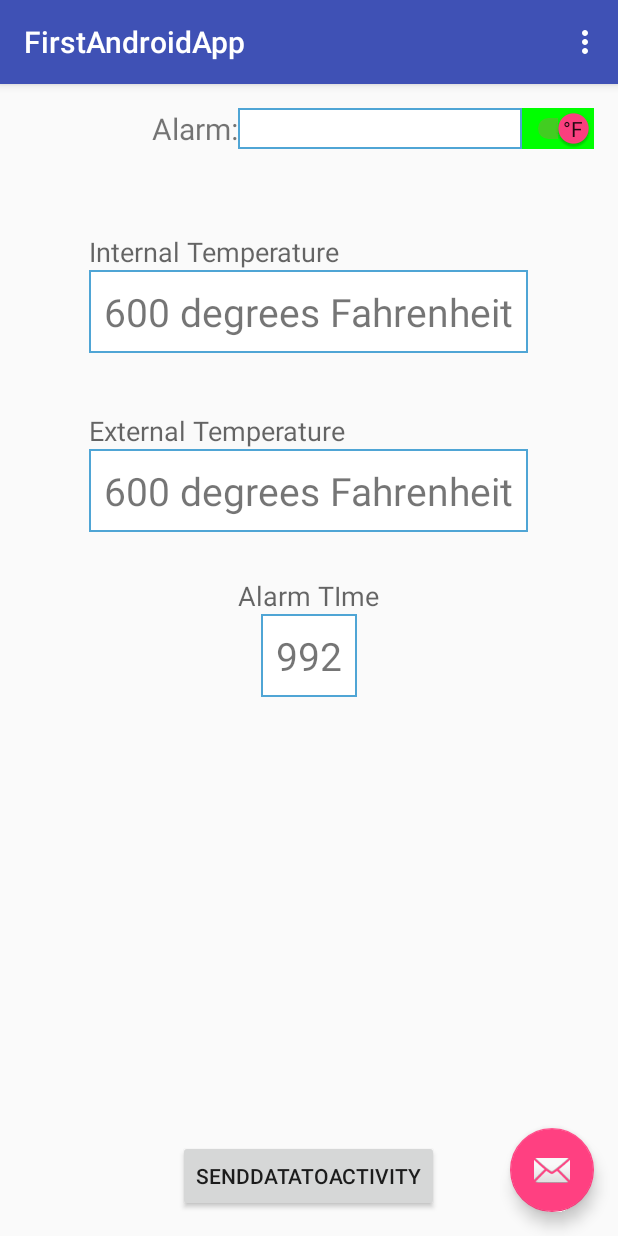
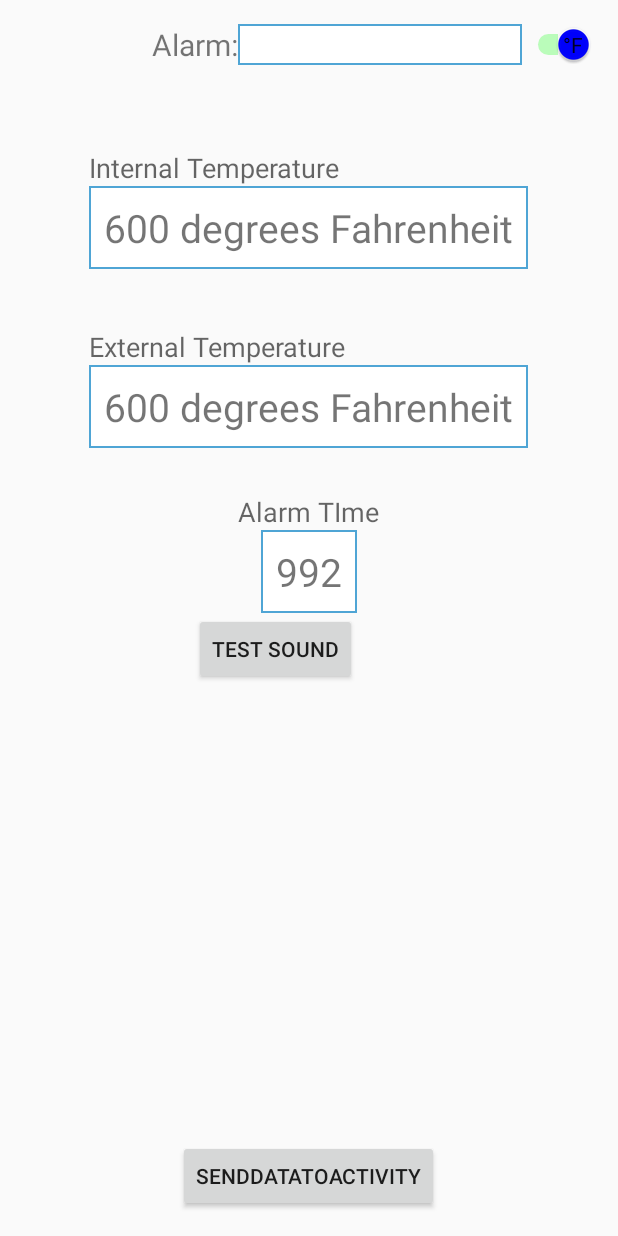
Before and after one commit to ajt2437/Texas-Hell-BBQ, an Android app: the screen it shows after launch (FirstActivity), on a phone screen of 412 x 824 dp. Run offline under Robolectric (Android 15) with nearby library versions, the phone set to English and light mode, and no system bars.

Commit message:
added sound manager and xml

```diff
--- a/FirstAndroidApp/app/src/main/java/com/practiceapp1/nathan/firstandroidapp/FirstActivity.java
+++ b/FirstAndroidApp/app/src/main/java/com/practiceapp1/nathan/firstandroidapp/FirstActivity.java
@@ -1,8 +1,10 @@
 package com.practiceapp1.nathan.firstandroidapp;
 
+import android.content.DialogInterface;
 import android.content.Intent;
 import android.content.SharedPreferences;
 import android.database.Cursor;
+import android.media.MediaPlayer;
 import android.media.Ringtone;
 import android.media.RingtoneManager;
 import android.net.Uri;
@@ -24,7 +26,6 @@ import android.widget.Spinner;
 import android.widget.Switch;
 import android.widget.TextView;
 import android.widget.Toast;
-
 import java.util.ArrayList;
 
 public class FirstActivity extends AppCompatActivity{
@@ -35,27 +36,31 @@ public class FirstActivity extends AppCompatActivity{
     private ArrayAdapter<String> mAdapter;
     private ArrayList<String> uriList = new ArrayList<String>();
     private ArrayList<String> list = new ArrayList<String>();
-    private Button swapActivity;
     private int listposition;
     private Handler mHandler;
     private int timerValue = 1000;
     private static TextView messaging;
+    private Button sound;
+    private Ringtone r;
+    private MediaPlayer testing;
+    private Uri notification;
 
     @Override
     protected void onCreate(Bundle savedInstanceState) {
         super.onCreate(savedInstanceState);
-        setContentView(R.layout.activity_first);
+        setContentView(R.layout.content_first);
         RingtoneManager manager = new RingtoneManager(this);
-        manager.setType(RingtoneManager.TYPE_NOTIFICATION);
+        manager.setType(RingtoneManager.TYPE_ALARM);
         Cursor cursor = manager.getCursor();
 
 
         while (cursor.moveToNext()) {
             String notificationTitle = cursor.getString(RingtoneManager.TITLE_COLUMN_INDEX);
-            String notificationUri = cursor.getString(RingtoneManager.URI_COLUMN_INDEX);
 
             list.add(notificationTitle);
-            uriList.add(notificationUri);
+            String id = cursor.getString(RingtoneManager.ID_COLUMN_INDEX);
+            String uri = cursor.getString(RingtoneManager.URI_COLUMN_INDEX);
+            uriList.add(uri + "/" + id);
         }
         mAdapter = new ArrayAdapter<>(this, R.layout.spinner_dropdown, list);
         mAdapter.setDropDownViewResource(R.layout.spinner_dropdown);
@@ -64,10 +69,14 @@ public class FirstActivity extends AppCompatActivity{
         spinner.setOnItemSelectedListener(new AdapterView.OnItemSelectedListener() {
             @Override
             public void onItemSelected(AdapterView<?> parentView, View selectedItemView, int position, long id) {
-               /* Ringtone r = RingtoneManager.getRingtone(getApplicationContext(), Uri.parse(uriList.get(position)));
-                r.play();
-                Toast.makeText(getApplicationContext(), uriList.get(position), Toast.LENGTH_LONG).show(); */
                 listposition = position;
+                notification = Uri.parse(uriList.get(position));
+                if(testing.isPlaying()){
+                    testing.stop();
+                }
+                testing = MediaPlayer.create(getApplicationContext(), notification);
+                testing.setLooping(true);
+
             }
 
             @Override
@@ -76,6 +85,29 @@ public class FirstActivity extends AppCompatActivity{
             }
 
         });
+
+        notification = RingtoneManager.getDefaultUri(RingtoneManager.TYPE_NOTIFICATION);
+        r = RingtoneManager.getRingtone(getApplicationContext(), notification);
+        testing = MediaPlayer.create(getApplicationContext(), notification);
+        testing.setLooping(true);
+
+
+
+        sound = (Button) findViewById(R.id.soundButton);
+        sound.setOnClickListener(new View.OnClickListener() {
+            @Override
+            public void onClick(View v){
+               if(testing.isPlaying()){
+                   testing.pause();
+                   testing.seekTo(0);
+               }
+                else{
+                   testing.start();
+               }
+
+            }
+        });
+
 
         mySwitch = (Switch) findViewById(R.id.mySwitch);
         mySwitch.setChecked(true);
@@ -97,16 +129,7 @@ public class FirstActivity extends AppCompatActivity{
         }
 
 
-        Toolbar toolbar = (Toolbar) findViewById(R.id.toolbar);
-        setSupportActionBar(toolbar);
-    FloatingActionButton fab = (FloatingActionButton) findViewById(R.id.fab);
-        fab.setOnClickListener(new View.OnClickListener() {
-            @Override
-            public void onClick(View view) {
-                Snackbar.make(view, "Replace with your own action", Snackbar.LENGTH_LONG)
-                        .setAction("Action", null).show();
-            }
-        });
+
         mHandler = new Handler();
         messaging = (TextView) findViewById (R.id.textView2);
     }
--- a/FirstAndroidApp/app/src/main/res/layout/activity_first.xml
+++ /dev/null
@@ -1,34 +0,0 @@
-<?xml version="1.0" encoding="utf-8"?>
-<android.support.design.widget.CoordinatorLayout xmlns:android="http://schemas.android.com/apk/res/android"
-    xmlns:app="http://schemas.android.com/apk/res-auto"
-    xmlns:tools="http://schemas.android.com/tools"
-    android:layout_width="match_parent"
-    android:layout_height="match_parent"
-    android:fitsSystemWindows="true"
-    tools:context="com.practiceapp1.nathan.firstandroidapp.FirstActivity">
-
-    <android.support.design.widget.AppBarLayout
-        android:layout_width="match_parent"
-        android:layout_height="wrap_content"
-        android:theme="@style/AppTheme.AppBarOverlay">
-
-        <android.support.v7.widget.Toolbar
-            android:id="@+id/toolbar"
-            android:layout_width="match_parent"
-            android:layout_height="?attr/actionBarSize"
-            android:background="?attr/colorPrimary"
-            app:popupTheme="@style/AppTheme.PopupOverlay" />
-
-    </android.support.design.widget.AppBarLayout>
-
-    <include layout="@layout/content_first" />
-
-    <android.support.design.widget.FloatingActionButton
-        android:id="@+id/fab"
-        android:layout_width="wrap_content"
-        android:layout_height="wrap_content"
-        android:layout_gravity="bottom|end"
-        android:layout_margin="@dimen/fab_margin"
-        android:src="@android:drawable/ic_dialog_email" />
-
-</android.support.design.widget.CoordinatorLayout>
--- a/FirstAndroidApp/app/src/main/res/layout/content_first.xml
+++ b/FirstAndroidApp/app/src/main/res/layout/content_first.xml
@@ -23,8 +23,9 @@
         android:layout_alignParentRight="true"
         android:layout_alignParentEnd="true"
         android:showText="true"
-        android:splitTrack="true"
-        android:background="@drawable/btn_toggle" />
+        android:thumbTint="@color/blue"
+        android:trackTint="@color/green"
+        android:splitTrack="true"/>
 
     <TextView
         android:layout_width="wrap_content"
@@ -127,4 +128,13 @@
         android:layout_above="@+id/textView4"
         android:textSize="20sp" />
 
+    <Button
+        android:layout_width="wrap_content"
+        android:layout_height="wrap_content"
+        android:text="Test Sound"
+        android:id="@+id/soundButton"
+        android:layout_below="@+id/textView2"
+        android:layout_alignRight="@+id/textView2"
+        android:layout_alignEnd="@+id/textView2" />
+
 </RelativeLayout>
--- a/FirstAndroidApp/app/src/main/res/layout/content_second.xml
+++ b/FirstAndroidApp/app/src/main/res/layout/content_second.xml
@@ -9,8 +9,7 @@
     android:paddingRight="@dimen/activity_horizontal_margin"
     android:paddingTop="@dimen/activity_vertical_margin"
     app:layout_behavior="@string/appbar_scrolling_view_behavior"
-    tools:context="com.practiceapp1.nathan.firstandroidapp.SecondActivity"
-    tools:showIn="@layout/activity_second2">
+    >
 
     <TextView
         android:layout_width="wrap_content"
--- a/THC4000/app/src/main/java/com/dncdevelopment/thc4000/SmokerDataActivity.java
+++ b/THC4000/app/src/main/java/com/dncdevelopment/thc4000/SmokerDataActivity.java
@@ -52,7 +52,6 @@ public class SmokerDataActivity extends AppCompatActivity {
 
         mBluetoothAdapter = BluetoothAdapter.getDefaultAdapter();
 
-        mBluetoothStatusTextView = (TextView) findViewById(R.id.bluetooth_status_text_view);
         mStatusCheckButton = (Button) findViewById(R.id.bluetooth_status_button);
 
         mInternalTemperatureTextView = (TextView) findViewById(R.id.internal_temperature_text_view);
--- a/THC4000/app/src/main/res/values/colors.xml
+++ b/THC4000/app/src/main/res/values/colors.xml
@@ -6,4 +6,5 @@
     <color name="colorTitleText">#CF5300</color>
     <color name="colorTextViewBackground">#FFFFFF</color>
     <color name="colorBorder">#808080</color>
+    <color name="black">#000000</color>
 </resources>
```
Also changed, not shown: FirstAndroidApp/app/src/main/AndroidManifest.xml (+0 -8 lines), FirstAndroidApp/app/src/main/java/com/practiceapp1/nathan/firstandroidapp/LocalService.java (deleted, +0 -52 lines), FirstAndroidApp/app/src/main/java/com/practiceapp1/nathan/firstandroidapp/SecondActivity.java (+1 -14 lines), FirstAndroidApp/app/src/main/java/com/practiceapp1/nathan/firstandroidapp/TimerService.java (deleted, +0 -16 lines), FirstAndroidApp/app/src/main/res/layout/activity_second.xml (deleted, +0 -14 lines), FirstAndroidApp/app/src/main/res/layout/activity_second2.xml (deleted, +0 -34 lines), THC4000/app/src/main/res/layout/activity_smoker_data.xml (+8 -7 lines).
